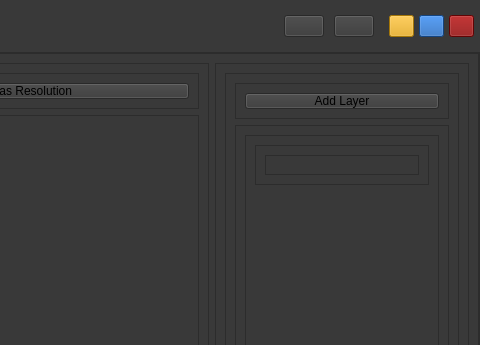
Above: src/interface.ui from Btzel/Unificator before the change; both pictures show x 576 to 1056 and y 0 to 345 of the 1056 by 662 pixel window. Below: the same form after it.
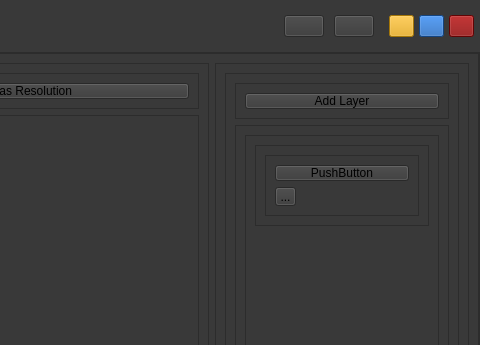
That is the form after the change. The open tabs and pages were chosen to show the change. Icons and pictures are not drawn.

What changed in the file:
```diff
--- a/src/interface.ui
+++ b/src/interface.ui
@@ -1746,7 +1746,22 @@
                             <property name="frameShadow">
                              <enum>QFrame::Raised</enum>
                             </property>
-                            <layout class="QVBoxLayout" name="verticalLayout_17"/>
+                            <layout class="QVBoxLayout" name="verticalLayout_17">
+                             <item>
+                              <widget class="QPushButton" name="pushButton_9">
+                               <property name="text">
+                                <string>PushButton</string>
+                               </property>
+                              </widget>
+                             </item>
+                             <item>
+                              <widget class="QToolButton" name="toolButton">
+                               <property name="text">
+                                <string>...</string>
+                               </property>
+                              </widget>
+                             </item>
+                            </layout>
                            </widget>
                           </item>
                          </layout>
```
Left out of the diff: 4 changed lines with no effect on the pictures.
